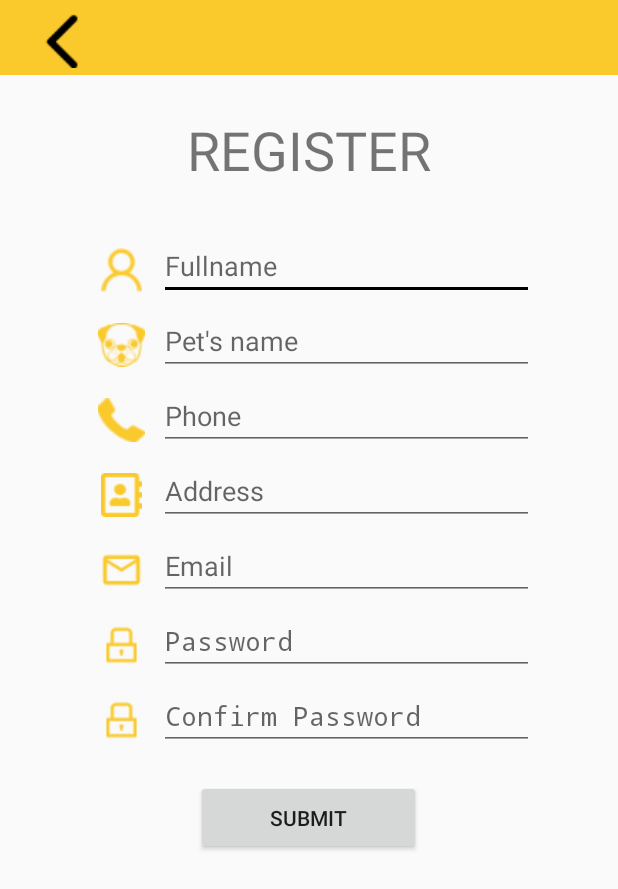
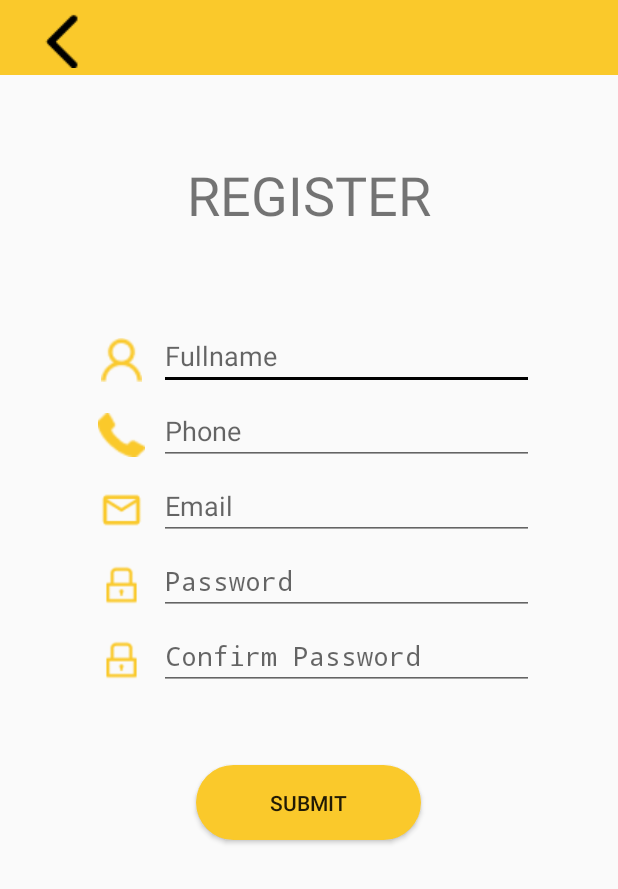
Before and after one commit to ttptee/FindDog-application, an Android app: the registerJ screen opened directly, with no data from a screen before it, on a phone screen of 412 x 824 dp. Shown: the top 889 px of the screen. Run offline under Robolectric (Android 15) with nearby library versions, the phone set to English and light mode, and no system bars.

Commit message:
re create register page

```diff
--- a/app/src/main/res/layout/register.xml
+++ b/app/src/main/res/layout/register.xml
@@ -39,8 +39,9 @@
     </LinearLayout>
 
     <TextView
+
         android:layout_width="match_parent"
-        android:layout_height="100dp"
+        android:layout_height="160dp"
         android:text="REGISTER"
         android:gravity="center"
         android:textSize="36dp"></TextView>
@@ -74,36 +75,36 @@
         android:inputType="textPersonName"
         android:hint="Fullname" />
     </LinearLayout>
-    <LinearLayout
+<!--    <LinearLayout-->
 
-        android:layout_marginTop="10dp"
-        android:layout_width="300dp"
-        android:layout_height="40dp"
-        android:layout_gravity="center"
+<!--        android:layout_marginTop="10dp"-->
+<!--        android:layout_width="300dp"-->
+<!--        android:layout_height="40dp"-->
+<!--        android:layout_gravity="center"-->
 
-        >
+<!--        >-->
 
-        <LinearLayout
-            android:layout_width="50dp"
-            android:layout_height="match_parent">
-            <ImageView
-                android:padding="5dp"
-                android:layout_width="match_parent"
-                android:layout_height="match_parent"
-                android:src="@drawable/dogicon">
+<!--        <LinearLayout-->
+<!--            android:layout_width="50dp"-->
+<!--            android:layout_height="match_parent">-->
+<!--            <ImageView-->
+<!--                android:padding="5dp"-->
+<!--                android:layout_width="match_parent"-->
+<!--                android:layout_height="match_parent"-->
+<!--                android:src="@drawable/dogicon">-->
 
-            </ImageView>
-        </LinearLayout>
+<!--            </ImageView>-->
+<!--        </LinearLayout>-->
 
 
-        <EditText
-        android:id="@+id/petname"
-        android:layout_width="match_parent"
-        android:layout_height="wrap_content"
-        android:ems="10"
-        android:hint="Pet's name"
-        android:inputType="textPersonName" />
-    </LinearLayout>
+<!--        <EditText-->
+<!--        android:id="@+id/petname"-->
+<!--        android:layout_width="match_parent"-->
+<!--        android:layout_height="wrap_content"-->
+<!--        android:ems="10"-->
+<!--        android:hint="Pet's name"-->
+<!--        android:inputType="textPersonName" />-->
+<!--    </LinearLayout>-->
     <LinearLayout
 
         android:layout_marginTop="10dp"
@@ -133,35 +134,35 @@
         android:inputType="phone"
         android:hint="Phone"/>
     </LinearLayout>
-    <LinearLayout
+<!--    <LinearLayout-->
 
-        android:layout_marginTop="10dp"
-        android:layout_width="300dp"
-        android:layout_height="40dp"
-        android:layout_gravity="center"
+<!--        android:layout_marginTop="10dp"-->
+<!--        android:layout_width="300dp"-->
+<!--        android:layout_height="40dp"-->
+<!--        android:layout_gravity="center"-->
 
-        >
+<!--        >-->
 
-        <LinearLayout
-            android:layout_width="50dp"
-            android:layout_height="match_parent">
-            <ImageView
-                android:padding="5dp"
-                android:layout_width="match_parent"
-                android:layout_height="match_parent"
-                android:src="@drawable/addressicon">
+<!--        <LinearLayout-->
+<!--            android:layout_width="50dp"-->
+<!--            android:layout_height="match_parent">-->
+<!--            <ImageView-->
+<!--                android:padding="5dp"-->
+<!--                android:layout_width="match_parent"-->
+<!--                android:layout_height="match_parent"-->
+<!--                android:src="@drawable/addressicon">-->
 
-            </ImageView>
-        </LinearLayout>
+<!--            </ImageView>-->
+<!--        </LinearLayout>-->
 
-    <EditText
-        android:id="@+id/address"
-        android:layout_width="match_parent"
-        android:layout_height="wrap_content"
-        android:ems="10"
-        android:inputType="textPersonName"
-        android:hint="Address" />
-    </LinearLayout>
+<!--    <EditText-->
+<!--        android:id="@+id/address"-->
+<!--        android:layout_width="match_parent"-->
+<!--        android:layout_height="wrap_content"-->
+<!--        android:ems="10"-->
+<!--        android:inputType="textPersonName"-->
+<!--        android:hint="Address" />-->
+<!--    </LinearLayout>-->
     <LinearLayout
 
         android:layout_marginTop="10dp"
@@ -256,8 +257,9 @@
         android:layout_width="150dp"
         android:layout_height="50dp"
         android:text="Submit"
-        android:layout_marginTop="20dp"
-        android:layout_gravity="center"/>
+        android:layout_marginTop="50dp"
+        android:layout_gravity="center"
+        android:background="@drawable/rounded_button"/>
 
 
 
```
